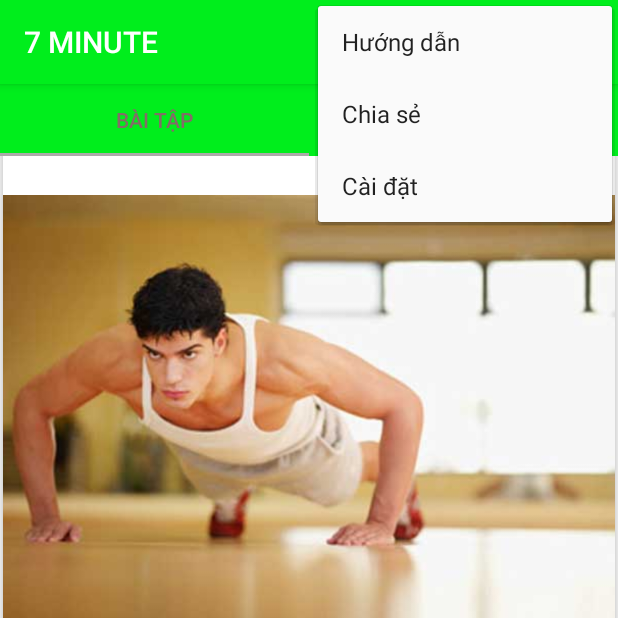
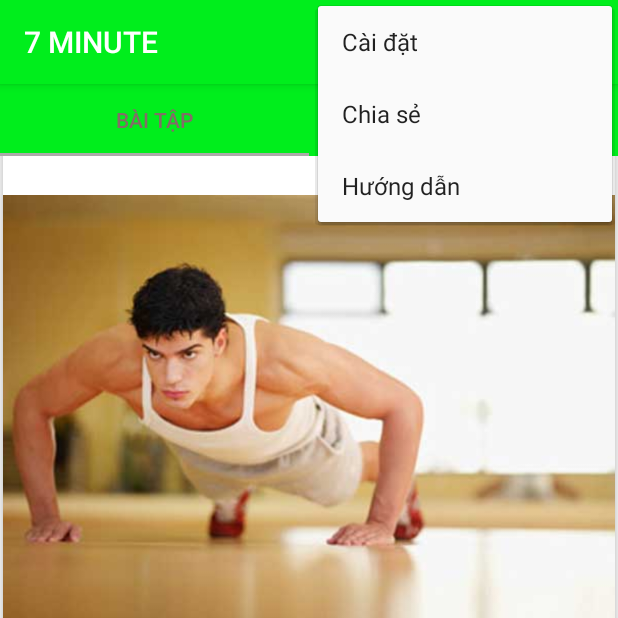
Before and after one commit to NguyenHue2709/LTDD-TH71-Nhom11, an Android app: the screen it shows after launch (MainActivity), with the options menu open, on a phone screen of 412 x 824 dp, the top half of it. Run offline under Robolectric (Android 15) with nearby library versions, the phone set to English and light mode, and no system bars; 1 statement that could not run was skipped.

Commit message:
Cai Dat
Thêm Layout + Activity phần cài đặt
Thêm sắp xếp menu
Xóa 2 file docx

```diff
--- a/app/src/main/java/com/example/mytheduc/Activity/MainActivity.java
+++ b/app/src/main/java/com/example/mytheduc/Activity/MainActivity.java
@@ -71,6 +71,10 @@ public class MainActivity extends AppCompatActivity {
                 Intent huongDan = new Intent(this, HuongDanActivity.class);
                 startActivity(huongDan);
                 return true;
+            case R.id.action_CaiDat:
+                Intent caidat = new Intent (this, CaiDatActivity.class);
+                startActivity(caidat);
+                return true;
             default:
                 return super.onOptionsItemSelected(item);
         }
--- a/app/src/main/res/menu/mymenu.xml
+++ b/app/src/main/res/menu/mymenu.xml
@@ -1,11 +1,15 @@
 <?xml version="1.0" encoding="utf-8"?>
 <menu xmlns:android="http://schemas.android.com/apk/res/android">
     <item android:id="@+id/action_HuongDan"
-        android:title="Hướng dẫn"/>
+        android:title="Hướng dẫn"
+        android:orderInCategory="3"/>
     <item android:id="@+id/action_ChiaSe"
-        android:title="Chia sẻ"/>
+        android:title="Chia sẻ"
+        android:orderInCategory="2"/>
     <item android:id="@+id/action_CaiDat"
-        android:title="Cài đặt"/>
+        android:title="Cài đặt"
+        android:orderInCategory="1"
+        />
 
 
 </menu>
```
Also changed, not shown: app/src/main/java/com/example/mytheduc/Activity/CaiDatActivity.java (added, +28 -0 lines), app/src/main/res/layout/activity_caidat.xml (added, +9 -0 lines), 2 other files.
